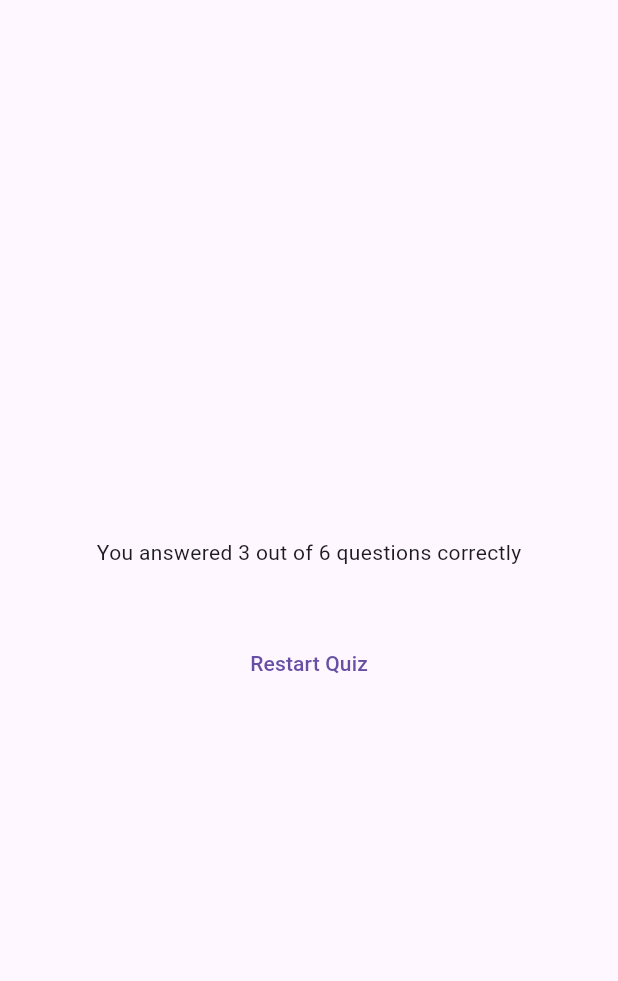
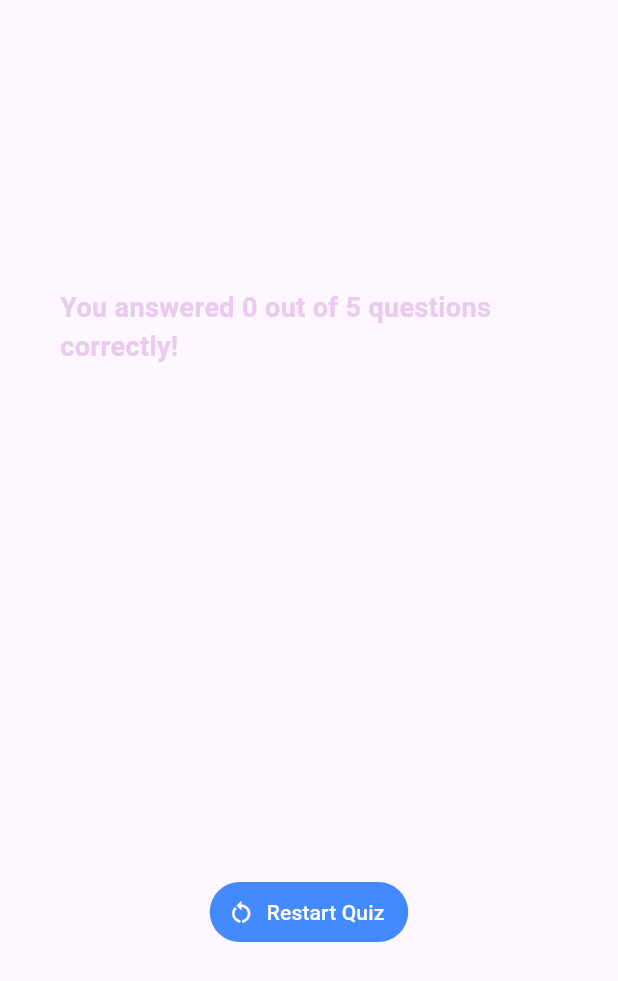
Before and after one commit to GeoBrodas/flutter_quiz_app, a Flutter app: the ResultsScreen widget shown alone on an empty page, opened directly with empty values, on a phone screen of 412 x 824 dp. Shown: the top 981 px of the screen. Run offline on Flutter 3.47's test engine with Material 3 defaults, Android fonts, the phone set to English and light mode, and no system bars; our stand-ins replace google_fonts.

Commit message:
complete app

```diff
--- a/lib/data/questions.dart
+++ b/lib/data/questions.dart
@@ -7,4 +7,8 @@ var questions = [
       'What is the name of the gogogo?', ['Mama', 'jojoj', 'Hokiii', 'Naruto']),
   QuizQuestion(
       'What is the name of the foofof?', ['Mama', 'jojoj', 'Hokiii', 'Naruto']),
+  QuizQuestion(
+      'What is nuriapappaa?', ['Lalalal', 'jojoj', 'pappkfapf', 'Naruto']),
+  QuizQuestion(
+      'What is lolian in gogogo?', ['Polo', 'jordan', 'papi', 'muniano']),
 ];
--- a/lib/results_screen.dart
+++ b/lib/results_screen.dart
@@ -3,9 +3,11 @@ import 'package:quiz_app/data/questions.dart';
 import 'package:quiz_app/ui/questions_summary.dart';
 
 class ResultsScreen extends StatelessWidget {
-  const ResultsScreen({super.key, required this.chosenAnswers});
+  const ResultsScreen(
+      {super.key, required this.chosenAnswers, required this.restartQuiz});
 
   final List<String> chosenAnswers;
+  final void Function() restartQuiz;
 
   List<Map<String, Object>> getSummaryData() {
     final List<Map<String, Object>> summary = [];
@@ -24,13 +26,25 @@ class ResultsScreen extends StatelessWidget {
 
   @override
   Widget build(context) {
+    final summaryData = getSummaryData();
+    final numTotalQuestions = questions.length;
+    final numCorrectQuestions = summaryData.where((data) {
+      return data['user_answer'] == data['correct_answer'];
+    }).length;
+
     return Center(
       child: Container(
         margin: const EdgeInsets.all(40),
         child: Column(
           mainAxisAlignment: MainAxisAlignment.center,
           children: [
-            const Text('You answered 3 out of 6 questions correctly'),
+            Text(
+              'You answered $numCorrectQuestions out of $numTotalQuestions questions correctly!',
+              style: const TextStyle(
+                  color: Color.fromARGB(255, 233, 203, 238),
+                  fontWeight: FontWeight.w700,
+                  fontSize: 18),
+            ),
             const SizedBox(
               height: 20,
             ),
@@ -38,9 +52,13 @@ class ResultsScreen extends StatelessWidget {
             const SizedBox(
               height: 20,
             ),
-            TextButton(
-              onPressed: () {},
-              child: const Text('Restart Quiz'),
+            TextButton.icon(
+              icon: const Icon(Icons.restart_alt),
+              onPressed: restartQuiz,
+              style: TextButton.styleFrom(
+                  foregroundColor: Colors.white,
+                  backgroundColor: Colors.blueAccent),
+              label: const Text('Restart Quiz'),
             )
           ],
         ),
```
Also changed, not shown: lib/quiz.dart (+8 -0 lines), lib/ui/questions_summary.dart (+42 -9 lines).
